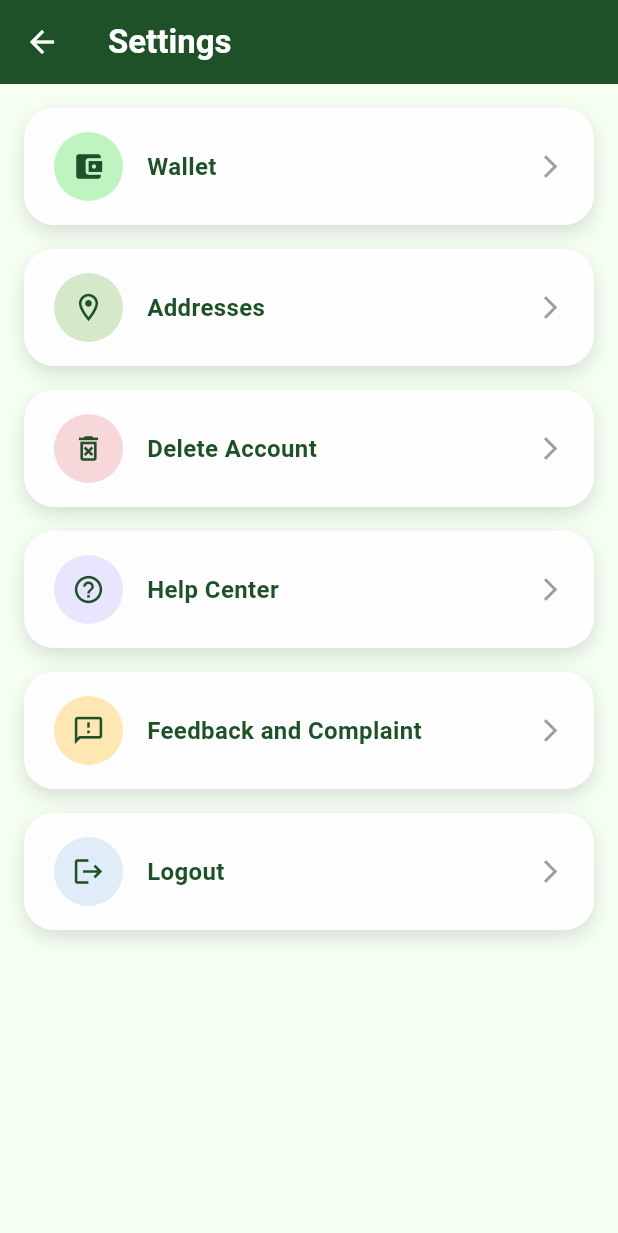
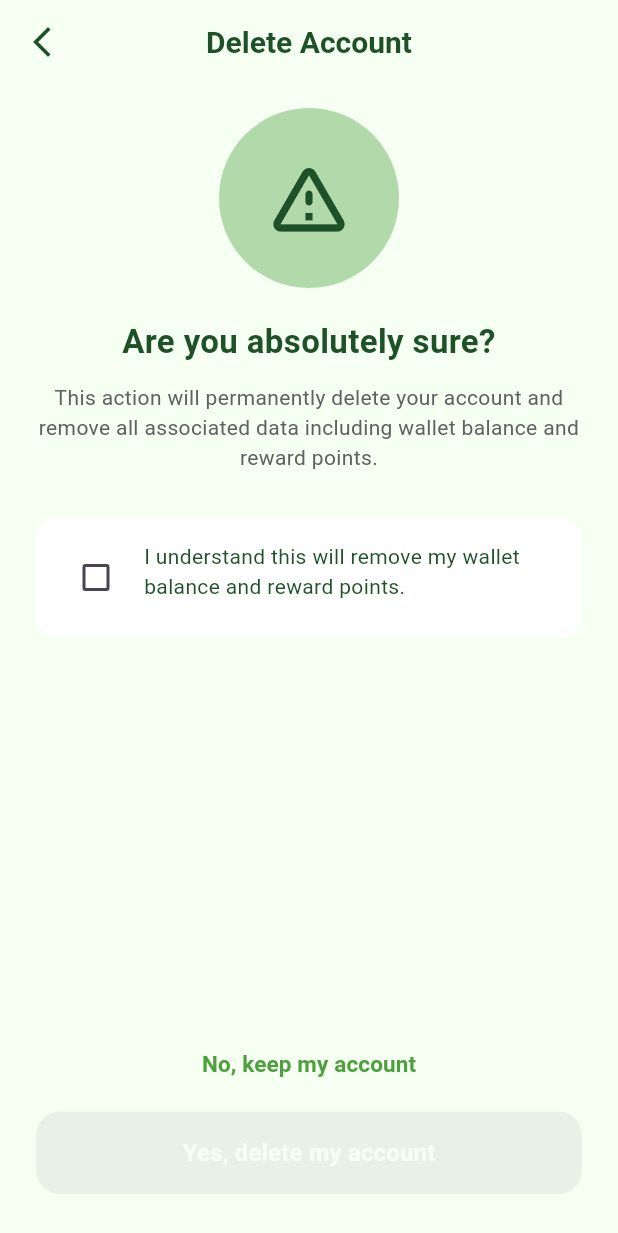
Before and after one commit to MuthuCapz/Eqcart, a Flutter app: the SettingsPage screen opened directly, after a tap on "Delete Account", on a phone screen of 412 x 824 dp. Shown: the top 1233 px of the screen. Run offline on Flutter 3.47's test engine with Material 3 defaults, Android fonts, the phone set to English and light mode, and no system bars; our stand-ins replace cached_network_image, carousel_slider, cloud_firestore, firebase_auth, firebase_core, firebase_storage and 8 more; missing offline and left inert: razorpay_flutter; accounts and stored records are empty.

Commit message:
setting page address edit is pending. and then delete account ui only implement

```diff
--- /dev/null
+++ b/lib/presentation/screens/settings/Delete_account/delete_account_page.dart
@@ -0,0 +1,163 @@
+import 'package:flutter/material.dart';
+import '../../../../utils/colors.dart';
+
+class DeleteAccountPage extends StatefulWidget {
+  @override
+  _DeleteAccountPageState createState() => _DeleteAccountPageState();
+}
+
+class _DeleteAccountPageState extends State<DeleteAccountPage> {
+  bool isChecked = false;
+
+  @override
+  Widget build(BuildContext context) {
+    return Scaffold(
+      backgroundColor: AppColors.backgroundColor,
+      appBar: AppBar(
+        backgroundColor: AppColors.backgroundColor,
+        elevation: 0,
+        leading: IconButton(
+          icon: Icon(Icons.arrow_back_ios_new, color: AppColors.primaryColor),
+          onPressed: () => Navigator.pop(context),
+        ),
+        title: Text(
+          'Delete Account',
+          style: TextStyle(
+            color: AppColors.primaryColor,
+            fontWeight: FontWeight.bold,
+            fontSize: 20,
+          ),
+        ),
+        centerTitle: true,
+      ),
+      body: Padding(
+        padding: const EdgeInsets.symmetric(horizontal: 24, vertical: 16),
+        child: Column(
+          crossAxisAlignment: CrossAxisAlignment.center,
+          children: [
+            // Top Warning Icon
+            Container(
+              height: 120,
+              width: 120,
+              decoration: BoxDecoration(
+                color: AppColors.secondaryColor.withOpacity(0.4),
+                shape: BoxShape.circle,
+              ),
+              child: Center(
+                child: Icon(Icons.warning_amber_rounded,
+                    color: AppColors.primaryColor, size: 60),
+              ),
+            ),
+            SizedBox(height: 20),
+
+            // Main Title
+            Text(
+              'Are you absolutely sure?',
+              textAlign: TextAlign.center,
+              style: TextStyle(
+                fontSize: 22,
+                fontWeight: FontWeight.w700,
+                color: AppColors.primaryColor,
+              ),
+            ),
+            SizedBox(height: 12),
+
+            // Description
+            Text(
+              'This action will permanently delete your account and remove all associated data including wallet balance and reward points.',
+              textAlign: TextAlign.center,
+              style: TextStyle(
+                fontSize: 14,
+                color: Colors.grey.shade700,
+              ),
+            ),
+            SizedBox(height: 30),
+
+            // Agreement checkbox
+            Container(
+              padding: EdgeInsets.all(16),
+              decoration: BoxDecoration(
+                color: Colors.white,
+                borderRadius: BorderRadius.circular(14),
+              ),
+              child: Row(
+                crossAxisAlignment: CrossAxisAlignment.start,
+                children: [
+                  Checkbox(
+                    value: isChecked,
+                    activeColor: AppColors.secondaryColor,
+                    onChanged: (val) {
+                      setState(() {
+                        isChecked = val!;
+                      });
+                    },
+                  ),
+                  SizedBox(width: 8),
+                  Expanded(
+                    child: Text(
+                      'I understand this will remove my wallet balance and reward points.',
+                      style: TextStyle(
+                        fontSize: 14,
+                        color: AppColors.primaryColor,
+                      ),
+                    ),
+                  ),
+                ],
+              ),
+            ),
+
+            Spacer(),
+
+            // Keep my account button
+            TextButton(
+              onPressed: () => Navigator.pop(context),
+              child: Text(
+                'No, keep my account',
+                style: TextStyle(
+                  color: AppColors.secondaryColor,
+                  fontSize: 15,
+                  fontWeight: FontWeight.w600,
+                ),
+              ),
+            ),
+            SizedBox(height: 8),
+
+            // Delete account button
+            SizedBox(
+              width: double.infinity,
+              child: AnimatedOpacity(
+                opacity: isChecked ? 1 : 0.5,
+                duration: Duration(milliseconds: 300),
+                child: ElevatedButton(
+                  onPressed: isChecked
+                      ? () {
+                          // TODO: Delete logic here
+                        }
+                      : null,
+                  style: ElevatedButton.styleFrom(
+                    backgroundColor: AppColors.primaryColor,
+                    padding: const EdgeInsets.symmetric(vertical: 16),
+                    shape: RoundedRectangleBorder(
+                      borderRadius: BorderRadius.circular(16),
+                    ),
+                    elevation: 4,
+                    shadowColor: Colors.redAccent.withOpacity(0.4),
+                  ),
+                  child: Text(
+                    'Yes, delete my account',
+                    style: TextStyle(
+                      fontSize: 16,
+                      fontWeight: FontWeight.bold,
+                      color: AppColors.backgroundColor,
+                    ),
+                  ),
+                ),
+              ),
+            ),
+            SizedBox(height: 12),
+          ],
+        ),
+      ),
+    );
+  }
+}
--- a/lib/presentation/screens/settings/settings_page.dart
+++ b/lib/presentation/screens/settings/settings_page.dart
@@ -1,6 +1,7 @@
 import 'package:firebase_auth/firebase_auth.dart';
 import 'package:flutter/material.dart';
 import '../../../utils/colors.dart';
+import 'Delete_account/delete_account_page.dart';
 import 'addresses_page/address_page.dart';
 import 'help_center/help_center_page.dart';
 import 'wellat_page/wallet_page.dart';
@@ -34,7 +35,10 @@
       iconBg: Color(0xFFF8D7DA),
       title: 'Delete Account',
       onTap: (context) {
-        // TODO: Confirm and delete account
+        Navigator.push(
+          context,
+          MaterialPageRoute(builder: (context) => DeleteAccountPage()),
+        );
       },
     ),
     _SettingItem(
```
